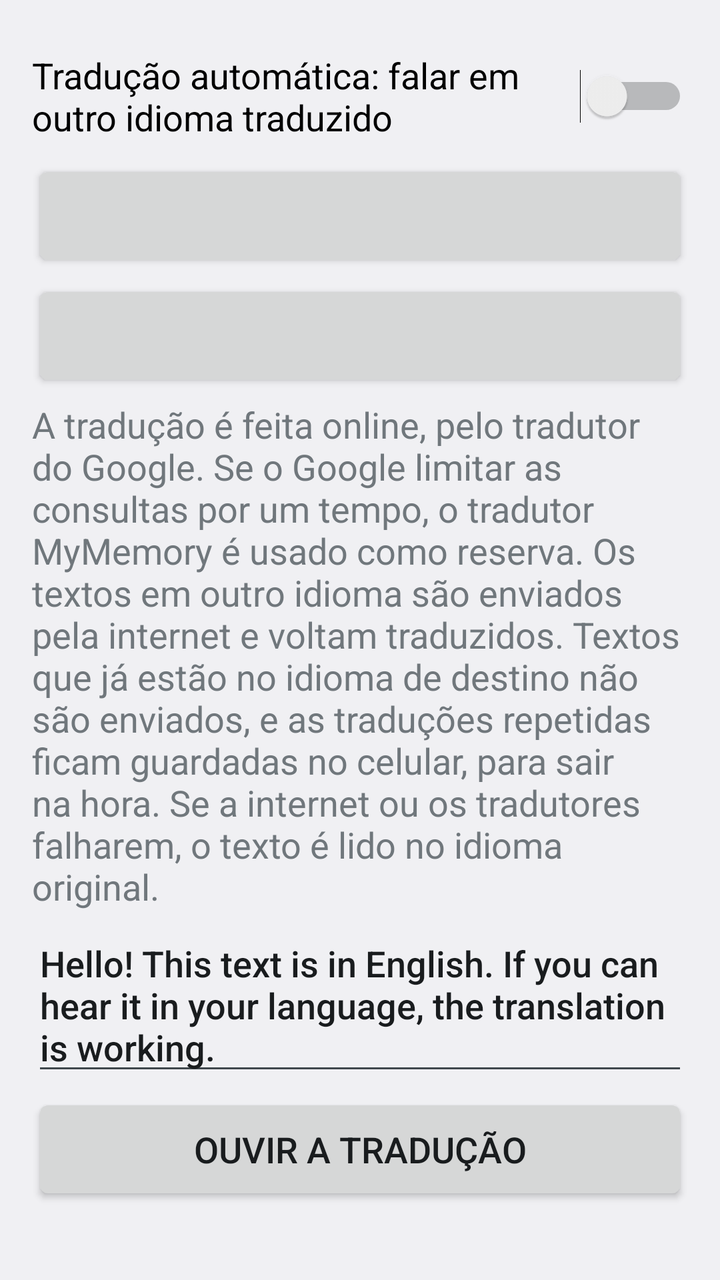
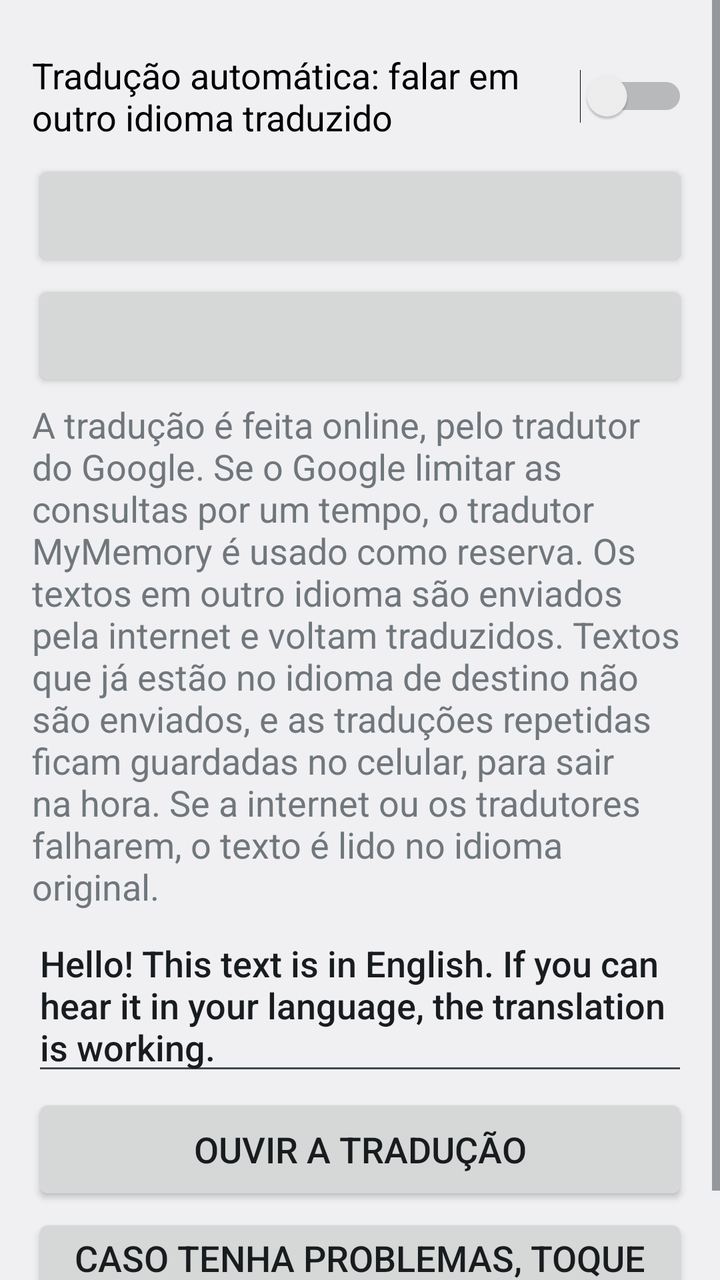

An Android layout rendered at two revisions. The XML below is the earlier revision; the diff shows what the commit changed to produce the second picture.
<!-- AndroidManifest.xml: application theme AppTheme -->
<!-- res/layout/activity_translation.xml -->
<?xml version="1.0" encoding="utf-8"?>
<ScrollView xmlns:android="http://schemas.android.com/apk/res/android"
    android:layout_width="match_parent"
    android:layout_height="match_parent"
    android:fillViewport="true">

    <LinearLayout
        android:layout_width="match_parent"
        android:layout_height="wrap_content"
        android:orientation="vertical"
        android:padding="16dp">

        <Switch
            android:id="@+id/switch_translate"
            style="@style/Row"
            android:text="@string/translate_switch" />

        <Button
            android:id="@+id/btn_source"
            style="@style/Row" />

        <Button
            android:id="@+id/btn_target"
            style="@style/Row" />

        <TextView
            style="@style/Row"
            android:focusable="true"
            android:text="@string/translate_note" />

        <EditText
            android:id="@+id/edit_test"
            style="@style/Row"
            android:hint="@string/hint_test_text"
            android:importantForAutofill="no"
            android:inputType="textMultiLine|textCapSentences"
            android:text="@string/translate_test_text" />

        <Button
            android:id="@+id/btn_test"
            style="@style/Row"
            android:text="@string/translate_listen" />
    </LinearLayout>
</ScrollView>
<!-- resources referenced by this layout -->
<resources>
  <string name="hint_test_text">Texto para testar a voz</string>
  <string name="translate_listen">Ouvir a tradução</string>
  <string name="translate_note">A tradução é feita online, pelo tradutor do Google. Se o Google limitar as consultas por um tempo, o tradutor MyMemory é usado como reserva. Os textos em outro idioma são enviados pela internet e voltam traduzidos. Textos que já estão no idioma de destino não são enviados, e as traduções repetidas ficam guardadas no celular, para sair na hora. Se a internet ou os tradutores falharem, o texto é lido no idioma original.</string>
  <string name="translate_switch">Tradução automática: falar em outro idioma traduzido</string>
  <string name="translate_test_text">Hello! This text is in English. If you can hear it in your language, the translation is working.</string>
  <style name="Row">
          <item name="android:layout_width">match_parent</item>
          <item name="android:layout_height">wrap_content</item>
          <item name="android:minHeight">56dp</item>
          <item name="android:layout_marginTop">4dp</item>
          <item name="android:textSize">18sp</item>
      </style>
  <style name="AppTheme" parent="android:Theme.Material.Light.DarkActionBar" />
</resources>

<!-- the commit's change to res/layout/activity_translation.xml (unified diff, before → after) -->
@@ -40,5 +40,10 @@
             android:id="@+id/btn_test"
             style="@style/Row"
             android:text="@string/translate_listen" />
+
+        <Button
+            android:id="@+id/btn_help"
+            style="@style/Row"
+            android:text="@string/audio_help_button" />
     </LinearLayout>
 </ScrollView>
<!-- resource entries referenced after the edit -->
@@ -1,5 +1,6 @@
 <!-- resources referenced by this layout -->
 <resources>
+  <string name="audio_help_button">Caso tenha problemas, toque aqui para saber o motivo</string>
   <string name="hint_test_text">Texto para testar a voz</string>
   <string name="translate_listen">Ouvir a tradução</string>
   <string name="translate_note">A tradução é feita online, pelo tradutor do Google. Se o Google limitar as consultas por um tempo, o tradutor MyMemory é usado como reserva. Os textos em outro idioma são enviados pela internet e voltam traduzidos. Textos que já estão no idioma de destino não são enviados, e as traduções repetidas ficam guardadas no celular, para sair na hora. Se a internet ou os tradutores falharem, o texto é lido no idioma original.</string>
